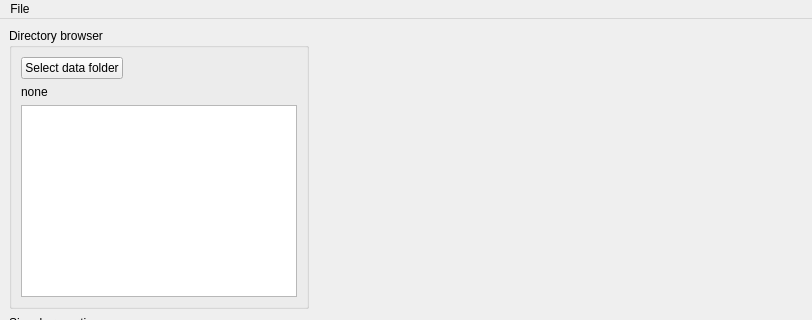
This is heartapp_mainwindow.ui in afanasenko/ecg-hd as Qt 5 draws it before an edit; both pictures show x 0 to 812 and y 0 to 320 of the 812 by 516 pixel window. The edited form follows.
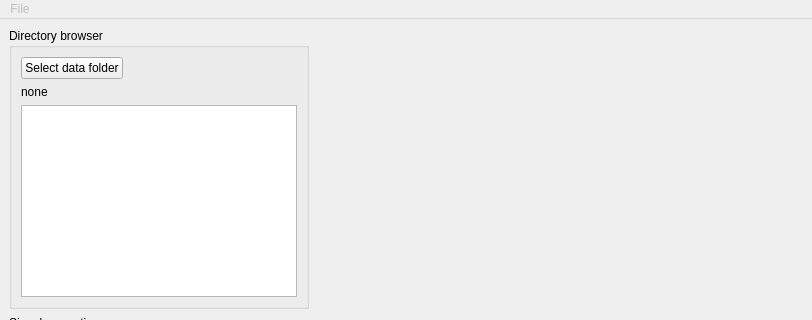
This is the edited form. Custom widgets are drawn as their Qt base class.

Commit message: Add menu action

Patch:
```diff
--- a/heartapp_mainwindow.ui
+++ b/heartapp_mainwindow.ui
@@ -161,6 +161,9 @@
    </layout>
   </widget>
   <widget class="QMenuBar" name="menubar">
+   <property name="enabled">
+    <bool>false</bool>
+   </property>
    <property name="geometry">
     <rect>
      <x>0</x>
```
Left out of the diff: 25 changed lines with no effect on the pictures.
